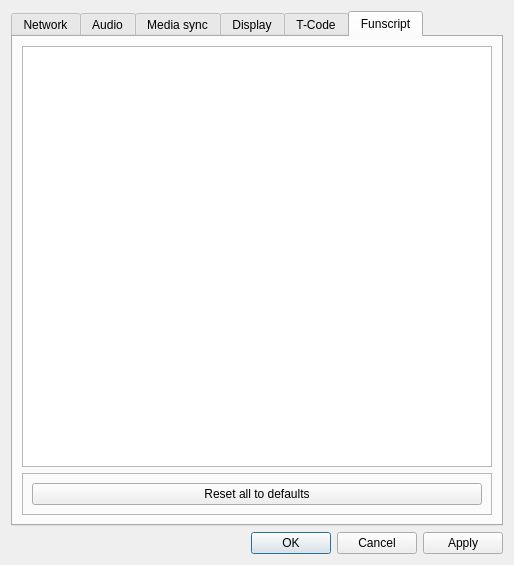
Above: designer/preferencesdialog.ui from diglet48/restim before the change. Below: the same form after it.
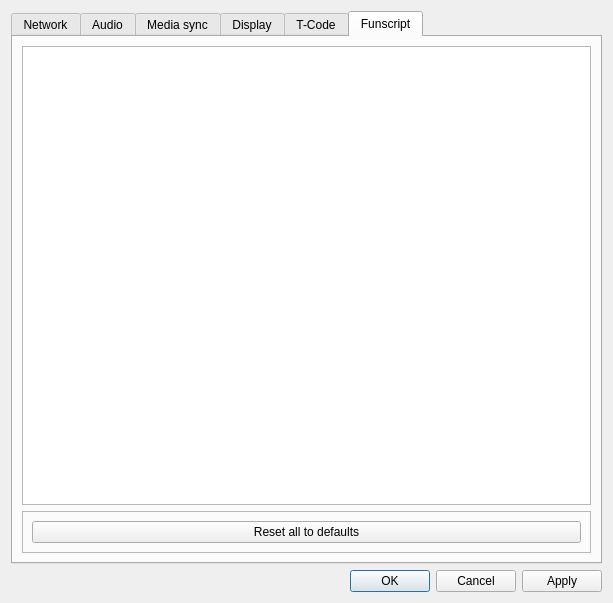
That is the form after the change. The open tabs and pages were chosen to show the change. Icons and pictures are not drawn. Custom widgets are drawn as their Qt base class.

Diff of the .ui file:
```diff
--- a/designer/preferencesdialog.ui
+++ b/designer/preferencesdialog.ui
@@ -6,8 +6,8 @@
    <rect>
     <x>0</x>
     <y>0</y>
-    <width>514</width>
-    <height>507</height>
+    <width>613</width>
+    <height>603</height>
    </rect>
   </property>
   <property name="windowTitle">
@@ -16,12 +16,6 @@
   <layout class="QVBoxLayout" name="verticalLayout">
    <item>
     <widget class="QTabWidget" name="tabWidget">
-     <property name="sizePolicy">
-      <sizepolicy hsizetype="Expanding" vsizetype="Maximum">
-       <horstretch>0</horstretch>
-       <verstretch>0</verstretch>
-      </sizepolicy>
-     </property>
      <property name="currentIndex">
       <number>2</number>
      </property>
@@ -869,7 +863,14 @@
       </attribute>
       <layout class="QVBoxLayout" name="verticalLayout_7">
        <item>
-        <widget class="TableViewWithComboBox" name="tableView"/>
+        <widget class="TableViewWithComboBox" name="tableView">
+         <property name="sizePolicy">
+          <sizepolicy hsizetype="Expanding" vsizetype="Expanding">
+           <horstretch>0</horstretch>
+           <verstretch>0</verstretch>
+          </sizepolicy>
+         </property>
+        </widget>
        </item>
        <item>
         <widget class="QFrame" name="frame">
@@ -894,19 +895,6 @@
      </widget>
     </widget>
    </item>
-   <item>
-    <spacer name="verticalSpacer_4">
-     <property name="orientation">
-      <enum>Qt::Vertical</enum>
-     </property>
-     <property name="sizeHint" stdset="0">
-      <size>
-       <width>20</width>
-       <height>40</height>
-      </size>
-     </property>
-    </spacer>
-   </item>
    <item>
     <widget class="QDialogButtonBox" name="buttonBox">
      <property name="standardButtons">
```
Left out of the diff: 2 changed lines with no effect on the pictures.
